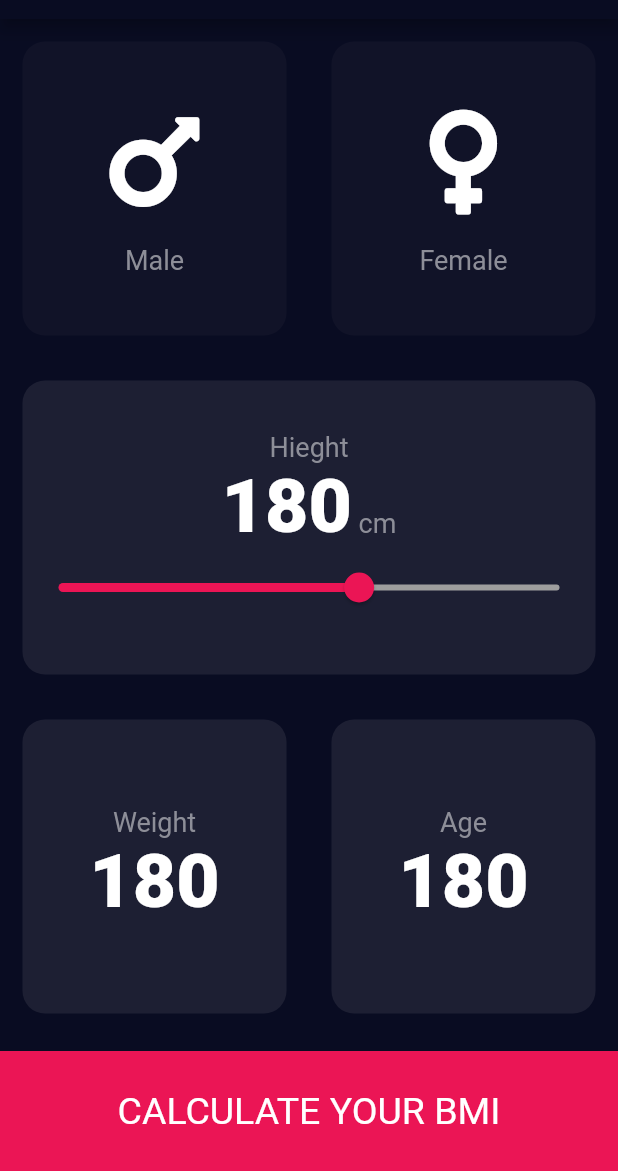
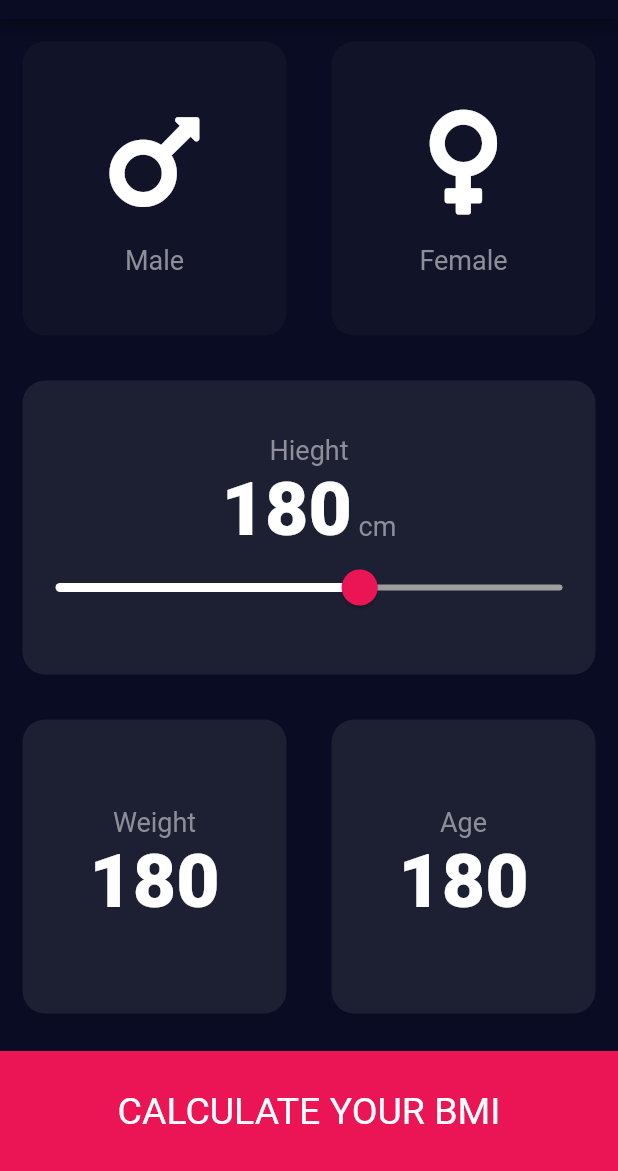
Before and after one commit to asmaa3107/My_Flutter_Apps, a Flutter app: the screen it shows after launch, on a phone screen of 412 x 824 dp, the part 65-1236 px from its top. Run offline on Flutter 3.47's test engine with Material 2 defaults, Android fonts, the phone set to English and light mode, and no system bars; our stand-ins replace audioplayers, font_awesome_flutter, rflutter_alert.

Commit message:
slider custom theme

```diff
--- a/bmi-calculator-flutter/lib/input_page.dart
+++ b/bmi-calculator-flutter/lib/input_page.dart
@@ -85,20 +85,35 @@ class _InputPageState extends State<InputPage> {
                         height.toString(),
                         style: kBigTextStyle,
                       ),
-                      Text(' cm',style:kTextStyle,)
+                      Text(
+                        ' cm',
+                        style: kTextStyle,
+                      )
                     ],
                   ),
-                  Slider(
+                  SliderTheme(
+                    data: SliderTheme.of(context).copyWith(
+                      //add slider active and inactive color
+                      inactiveTrackColor: Colors.grey,
+                      activeTrackColor: Colors.white,
+                      // color slider  and its overlay
+                      thumbColor: kSecondryColor,
+                      overlayColor: kSecondryColor.withOpacity(0.16),
+                     // drow slider shape and its overlay
+                      thumbShape: RoundSliderThumbShape(enabledThumbRadius: 12.0),
+                      overlayShape:  RoundSliderOverlayShape(overlayRadius: 22.0),
+                    ),
+                    child: Slider(
                         value: height.toDouble(),
                         min: 120.0,
                         max: 220.0,
-                    activeColor: kSecondryColor,
-                    inactiveColor: Colors.grey,
-                    onChanged: (double newValue){
+
+                        onChanged: (double newValue) {
                           setState(() {
-                          height= newValue.round();
+                            height = newValue.round();
                           });
-                  })
+                        }),
+                  )
                 ],
               ),
             ),
@@ -111,7 +126,6 @@ class _InputPageState extends State<InputPage> {
                     colour: kBoxColor,
                     cardChild: Column(
                       mainAxisAlignment: MainAxisAlignment.center,
-
                       children: <Widget>[
                         Text('Weight', style: kTextStyle),
                         Row(
@@ -132,7 +146,6 @@ class _InputPageState extends State<InputPage> {
                     colour: kBoxColor,
                     cardChild: Column(
                       mainAxisAlignment: MainAxisAlignment.center,
-
                       children: <Widget>[
                         Text('Age', style: kTextStyle),
                         Row(
```
Lines whose indentation alone changed are shown as unchanged.
